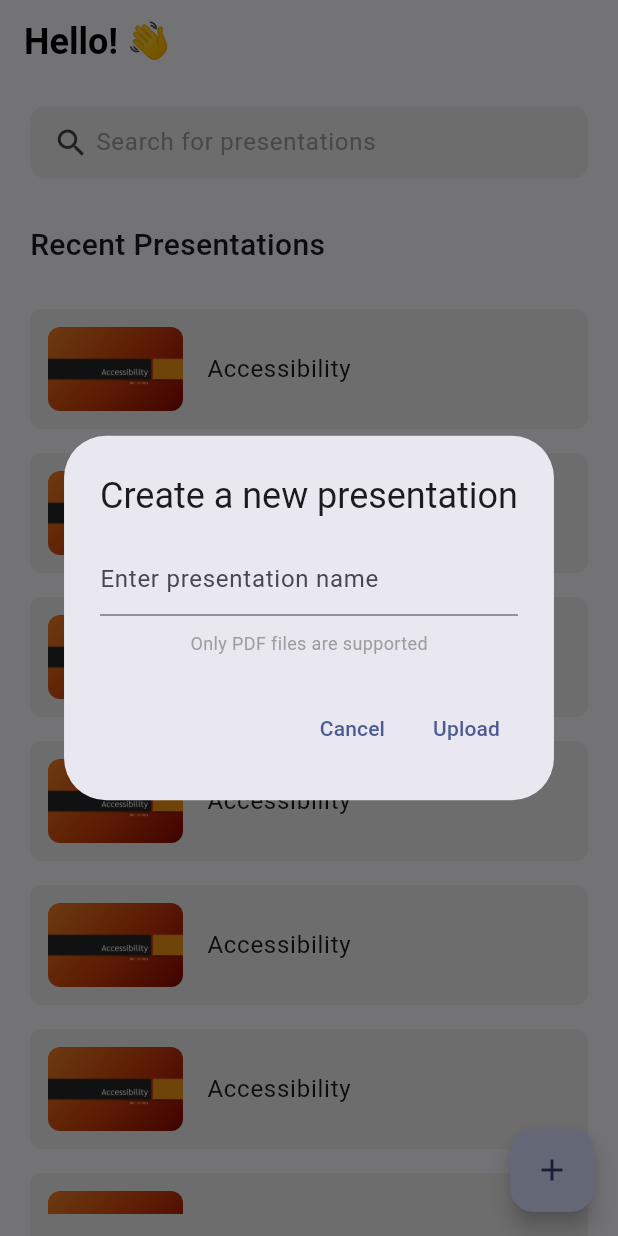
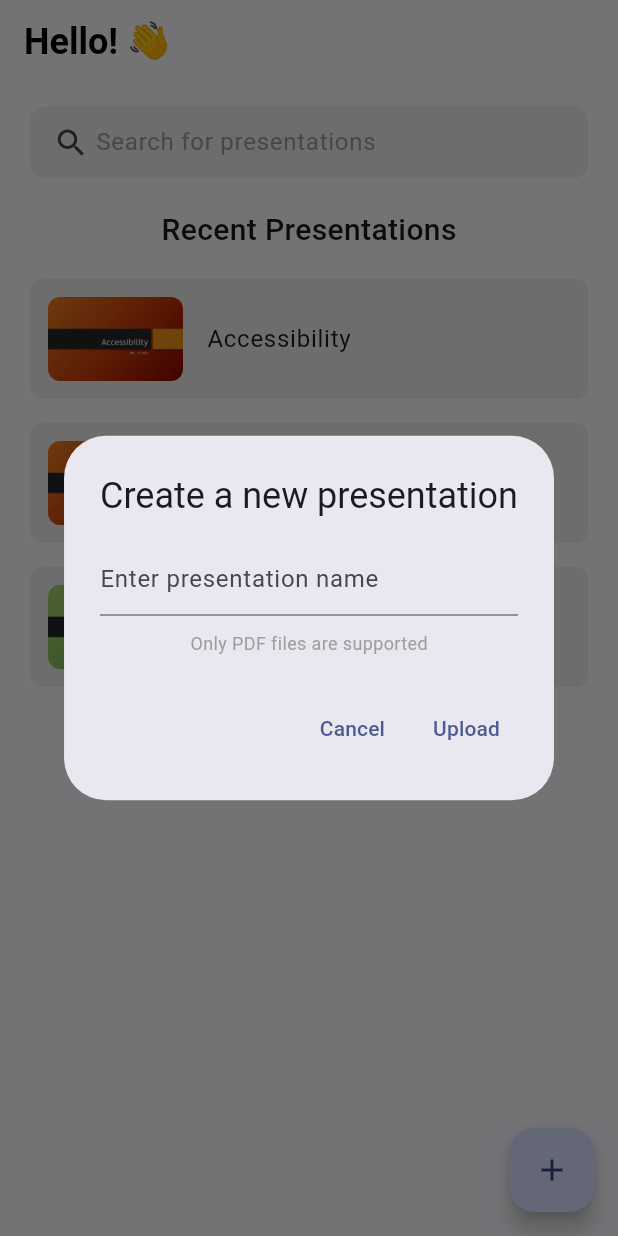
Before and after one commit to fabian-kho/zoom_lite, a Flutter app: the LandingPage screen opened directly, after a tap on the "add" icon, on a phone screen of 412 x 824 dp. Run offline on Flutter 3.47's test engine with Material 2 defaults, Android fonts, the phone set to English and light mode, and no system bars; our stand-ins replace file_picker.

Commit message:
Verbesserung App

```diff
--- a/lib/main.dart
+++ b/lib/main.dart
@@ -4,7 +4,7 @@ import 'package:zoom_lite/pages/landing_page.dart';
 void main() => runApp(const MyApp());
 
 class MyApp extends StatelessWidget {
-  const MyApp({super.key});
+  const MyApp({Key? key}) : super(key: key);
 
   @override
   Widget build(BuildContext context) {
--- /dev/null
+++ b/lib/pages/create_presentation_dialog.dart
@@ -0,0 +1,76 @@
+import 'package:flutter/material.dart';
+import 'package:file_picker/file_picker.dart';
+import 'package:zoom_lite/pages/presentaion_page.dart';
+
+// dialog widget to create a new presentation
+// heading: Create a new presentation
+// body:
+// - TextField to enter presentation name
+// - hint that only pdf files are supported
+// actions: Cancel and Upload buttons
+// Upload button should open the file picker from the file_picker package
+
+class CreatePresentationDialog extends StatelessWidget {
+  const CreatePresentationDialog({Key? key}) : super(key: key);
+
+  @override
+  Widget build(BuildContext context) {
+    return AlertDialog(
+      title: const Text('Create a new presentation'),
+      content: Column(
+        mainAxisSize: MainAxisSize.min,
+        children: const [
+          TextField(
+            decoration: InputDecoration(
+              hintText: 'Enter presentation name',
+            ),
+          ),
+          SizedBox(height: 10),
+          Text(
+            'Only PDF files are supported',
+            style: TextStyle(
+              fontSize: 12,
+              color: Colors.grey,
+            ),
+          ),
+        ],
+      ),
+      actions: [
+        TextButton(
+          onPressed: () {
+            Navigator.of(context).pop();
+          },
+          child: const Text('Cancel'),
+        ),
+        TextButton(
+          onPressed: () async {
+            final FilePickerResult? result =
+                await FilePicker.platform.pickFiles(
+              type: FileType.custom,
+              allowedExtensions: ['pdf'],
+            );
+
+            if (result != null) {
+              // Verarbeiten der ausgewählten Datei
+              final filePath = result.files.single.path;
+              // Führen Sie Aktionen mit dem Dateipfad aus, z. B. das Importieren der Präsentationn
+
+              // Close the dialog
+              Navigator.of(context).pop();
+
+              // Navigate to the presentation page
+              Navigator.push(
+                context,
+                MaterialPageRoute(
+                  builder: (context) =>
+                      PresentationPage(title: 'Imported Presentation'),
+                ),
+              );
+            }
+          },
+          child: const Text('Upload'),
+        ),
+      ],
+    );
+  }
+}
--- a/lib/pages/landing_page.dart
+++ b/lib/pages/landing_page.dart
@@ -1,76 +1,105 @@
 import 'package:flutter/material.dart';
 import 'package:zoom_lite/components/list_item.dart';
-import 'package:file_picker/file_picker.dart';
+import 'package:zoom_lite/pages/create_presentation_dialog.dart';
+import 'package:zoom_lite/pages/presentaion_page.dart';
 
 class LandingPage extends StatelessWidget {
-  const LandingPage({super.key, required this.title});
+  const LandingPage({Key? key, required this.title}) : super(key: key);
   final String title;
+
   @override
   Widget build(BuildContext context) {
     return Scaffold(
       appBar: AppBar(
           title: Text(title),
           titleTextStyle: const TextStyle(
-          fontSize: 24,
-          fontWeight: FontWeight.w600,
-          color: Colors.black
-        )
-      ),
+              fontSize: 24, fontWeight: FontWeight.w600, color: Colors.black)),
       // use search field component
       body: Container(
           padding: const EdgeInsets.symmetric(horizontal: 20, vertical: 15),
           child: Column(
             children: [
-            const SearchBox(),
+              SearchBox(),
               // use list view component
-            Expanded(
-              child: ListView(
-                children: [
-                  Container(
-                    margin: const EdgeInsets.only(top: 30, bottom: 20),
-                    child: const Text(
+              const SizedBox(height: 20),
+              const Text(
                 'Recent Presentations',
                 style: TextStyle(
                   fontSize: 20,
                   fontWeight: FontWeight.w500,
                 ),
               ),
+              const SizedBox(height: 10),
+              Expanded(
+                child: ListView(
+                  children: [
+                    ListItem(
+                      title: 'Accessibility',
+                      thumbnailPath: 'assets/images/slide1.png',
+                      onTap: () {
+                        // Start the presentation
+                        Navigator.push(
+                          context,
+                          MaterialPageRoute(
+                            builder: (context) =>
+                                const PresentationPage(title: 'Accessibility'),
                           ),
-                  ListItem(title: 'Accessibility', thumbnailPath: 'assets/images/slide1.png', onTap: () {}),
-                  ListItem(title: 'Accessibility', thumbnailPath: 'assets/images/slide1.png', onTap: () {}),
-                  ListItem(title: 'Accessibility', thumbnailPath: 'assets/images/slide1.png', onTap: () {}),
-                  ListItem(title: 'Accessibility', thumbnailPath: 'assets/images/slide1.png', onTap: () {}),
-                  ListItem(title: 'Accessibility', thumbnailPath: 'assets/images/slide1.png', onTap: () {}),
-                  ListItem(title: 'Accessibility', thumbnailPath: 'assets/images/slide1.png', onTap: () {}),
-                  ListItem(title: 'Accessibility', thumbnailPath: 'assets/images/slide1.png', onTap: () {}),
-                  ListItem(title: 'Accessibility', thumbnailPath: 'assets/images/slide1.png', onTap: () {}),
+                        );
+                      },
+                    ),
+                    ListItem(
+                      title: 'Mobile Storage 1',
+                      thumbnailPath: 'assets/images/slide2.png',
+                      onTap: () {
+                        // Start the presentation
+                        Navigator.push(
+                          context,
+                          MaterialPageRoute(
+                            builder: (context) => const PresentationPage(
+                                title: 'Mobile Storage 1'),
+                          ),
+                        );
+                      },
+                    ),
+                    ListItem(
+                      title: 'Mobile Storage 2',
+                      thumbnailPath: 'assets/images/slide3.png',
+                      onTap: () {
+                        // Start the presentation
+                        Navigator.push(
+                          context,
+                          MaterialPageRoute(
+                            builder: (context) => const PresentationPage(
+                                title: 'Mobile Storage 2'),
+                          ),
+                        );
+                      },
+                    ),
                   ],
                 ),
               ),
             ],
-        )
-      ),
+          )),
       //FAB bottom right corner with a plus icon
       floatingActionButton: FloatingActionButton(
         onPressed: () {
           // open Dialog to create a new presentation
           showDialog(
               context: context,
-            builder: (context) => const CreatePresentationDialog(),
-          );
+              builder: (context) => const CreatePresentationDialog());
         },
         child: const Icon(Icons.add),
       ),
-
-
     );
   }
 }
 
 class SearchBox extends StatelessWidget {
-  const SearchBox({
-    super.key,
-  });
+  final List<String> allPresentations = [
+    'Accessibility',
+    'Mobile Storage 1',
+    'Mobile Storage 2'
+  ];
 
   @override
   Widget build(BuildContext context) {
@@ -80,7 +109,18 @@ class SearchBox extends StatelessWidget {
         color: Colors.grey[200],
         borderRadius: BorderRadius.circular(10),
       ),
-      child: const TextField(
+      child: TextField(
+        onChanged: (value) {
+          final filteredPresentations = allPresentations
+              .where((presentation) =>
+                  presentation.toLowerCase().contains(value.toLowerCase()))
+              .toList();
+
+          // Weiterverarbeitung der gefilterten Präsentationen
+          // Hier können Sie die Ergebnisse anzeigen oder speichern
+
+          print(filteredPresentations);
+        },
         decoration: InputDecoration(
           contentPadding: EdgeInsets.all(10),
           prefixIcon: Icon(Icons.search),
@@ -90,7 +130,7 @@ class SearchBox extends StatelessWidget {
           ),
           border: InputBorder.none,
           hintText: 'Search for presentations',
-          hintStyle: TextStyle(
+          hintStyle: const TextStyle(
             fontSize: 16,
             color: Colors.grey,
           ),
@@ -99,68 +139,3 @@ class SearchBox extends StatelessWidget {
     );
   }
 }
-
-// dialog widget to create a new presentation
-// heading: Create a new presentation
-// body:
-// - TextField to enter presentation name
-// - hint that only pdf files are supported
-// actions: Cancel and Upload buttons
-// Upload button should open the file picker from the file_picker package
-
-class CreatePresentationDialog extends StatelessWidget {
-  const CreatePresentationDialog({super.key});
-
-  @override
-  Widget build(BuildContext context) {
-    return AlertDialog(
-      title: const Text('Create a new presentation'),
-      content: Column(
-        mainAxisSize: MainAxisSize.min,
-        children: const [
-          TextField(
-            decoration: InputDecoration(
-              hintText: 'Enter presentation name',
-            ),
-          ),
-          SizedBox(height: 10),
-          Text(
-            'Only PDF files are supported',
-            style: TextStyle(
-              fontSize: 12,
-              color: Colors.grey,
-            ),
-          ),
-        ],
-      ),
-      actions: [
-        TextButton(
-          onPressed: () {
-            Navigator.of(context).pop();
-          },
-          child: const Text('Cancel'),
-        ),
-        TextButton(
-          onPressed: () async {
-            // open file picker
-            _pickFile();
-            // if file is selected, close dialog and navigate to presentation page
-            // if (result != null) {
-            //   Navigator.of(context).pop();
-            //   Navigator.of(context).pushNamed('/presentation');
-            // }
-          },
-          child: const Text('Upload'),
-        ),
-      ],
-    );
-  }
-}
-
-
-void _pickFile() async {
-  FilePickerResult? result = await FilePicker.platform.pickFiles(
-    type: FileType.custom,
-    allowedExtensions: ['pdf'],
-  );
-}
```
Also changed, not shown: lib/pages/audience_page.dart (+60 -6 lines), lib/pages/presentaion_page.dart (+21 -4 lines), pubspec.lock, 3 other files. Lines whose indentation alone changed are shown as unchanged.
